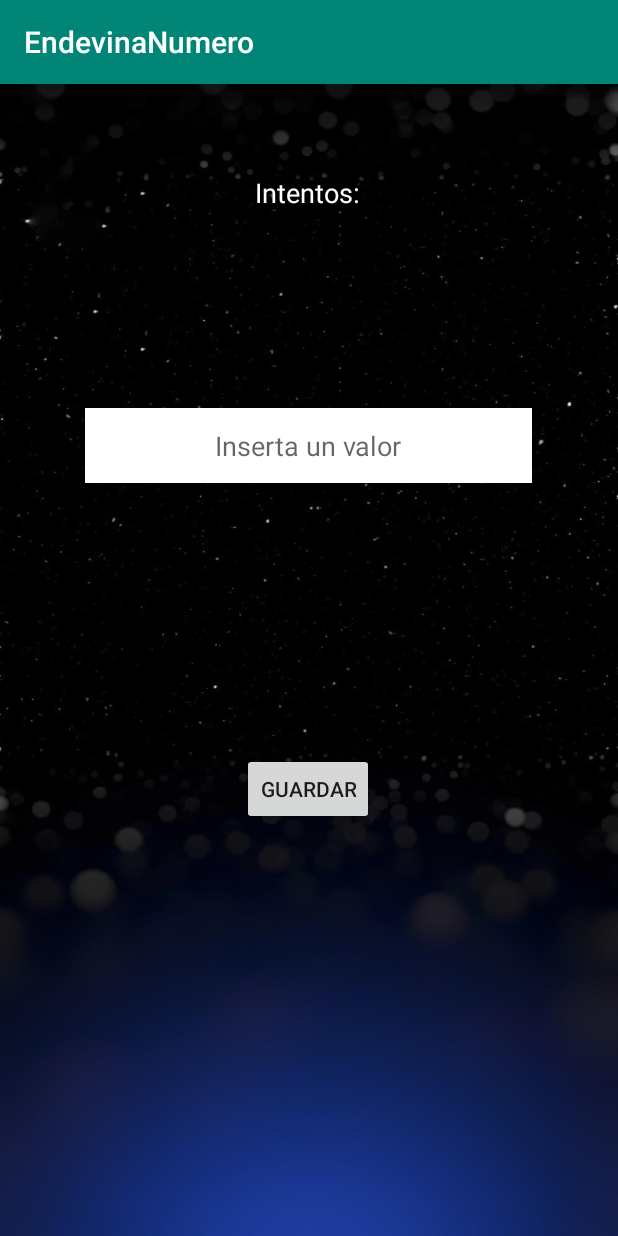
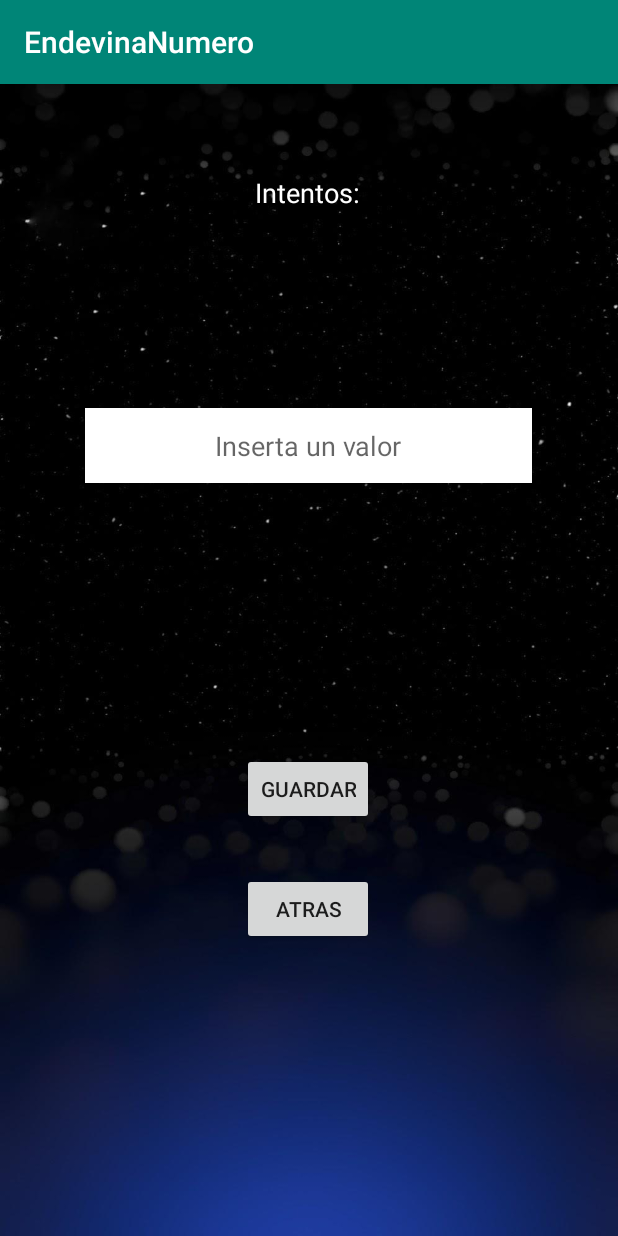
Before and after one commit to adriangc24/EndevinaNumero, an Android app: the MainActivity screen opened directly, with no data from a screen before it, on a phone screen of 412 x 824 dp. Run offline under Robolectric (Android 15) with nearby library versions, the phone set to English and light mode, and no system bars; our stand-ins replace Firebase (no records; nobody signed in at launch, a user with empty details on screens opened directly).

```diff
--- a/app/src/main/res/layout/activity_main.xml
+++ b/app/src/main/res/layout/activity_main.xml
@@ -48,4 +48,16 @@
         app:layout_constraintStart_toStartOf="parent"
         app:layout_constraintTop_toBottomOf="@+id/editText" />
 
+    <Button
+        android:id="@+id/button4"
+        android:layout_width="wrap_content"
+        android:layout_height="wrap_content"
+        android:layout_marginTop="32dp"
+        android:onClick="goBack"
+        android:text="@string/btnBack"
+        app:layout_constraintEnd_toEndOf="parent"
+        app:layout_constraintHorizontal_bias="0.498"
+        app:layout_constraintStart_toStartOf="parent"
+        app:layout_constraintTop_toBottomOf="@+id/button" />
+
 </androidx.constraintlayout.widget.ConstraintLayout>
```
Also changed, not shown: app/src/main/java/com/example/endevinanumero/MainActivity.java (+12 -3 lines).
